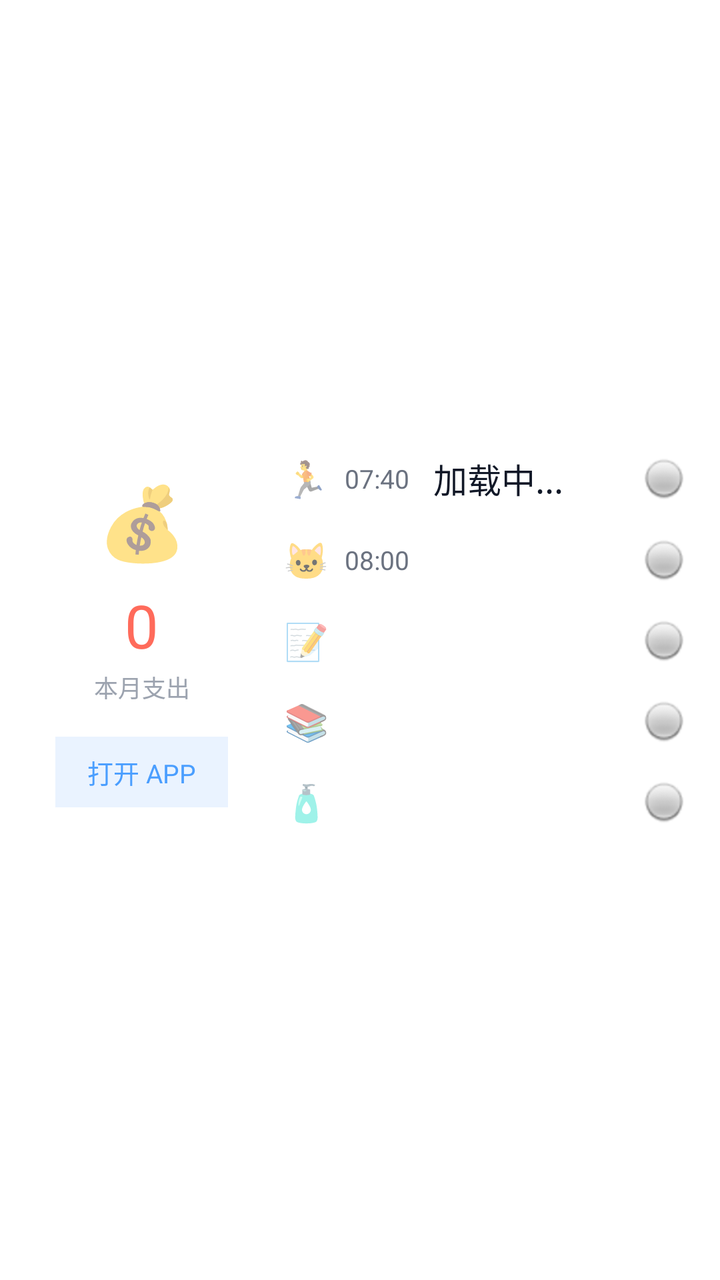
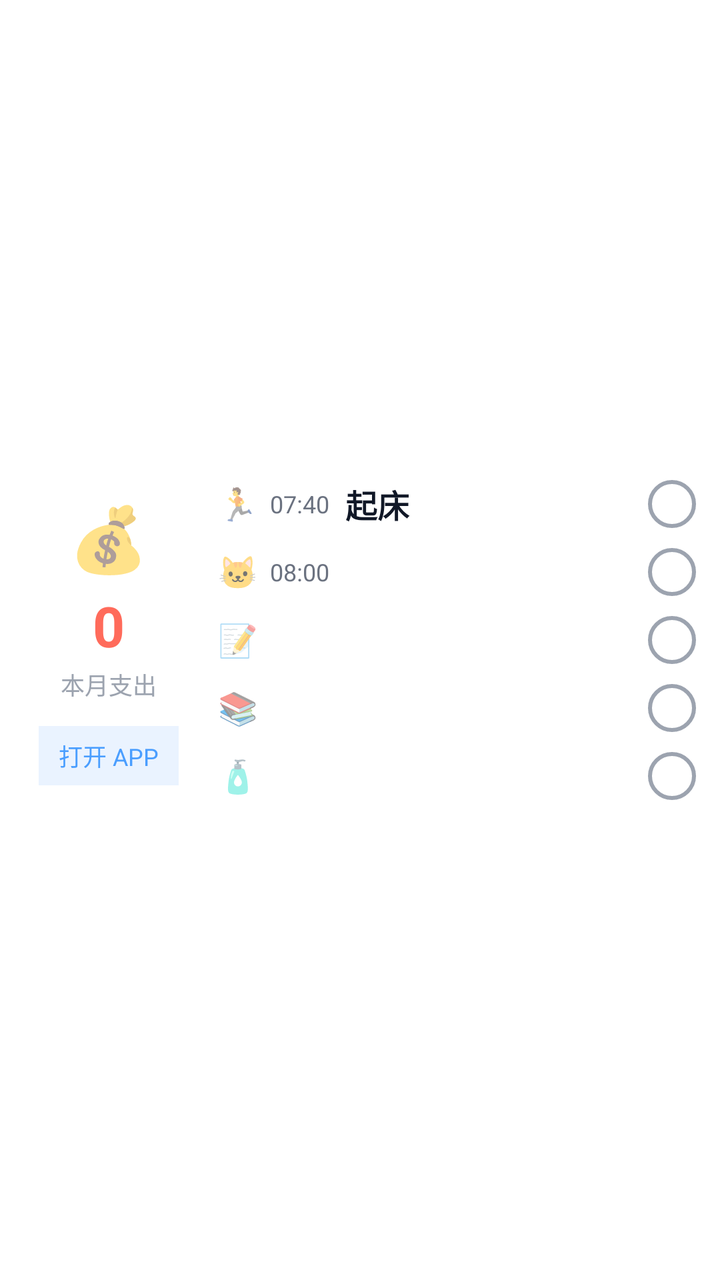

The first picture is an Android layout as it rendered before a commit; the second is the same layout after the commit. The layout source and the unified diff follow.
<!-- AndroidManifest.xml: application theme Theme.AppCompat.Light.NoActionBar -->
<!-- res/layout/widget_health_card.xml -->
<?xml version="1.0" encoding="utf-8"?>
<LinearLayout xmlns:android="http://schemas.android.com/apk/res/android"
    android:layout_width="match_parent"
    android:layout_height="match_parent"
    android:background="#FFFFFF"
    android:padding="16dp"
    android:orientation="horizontal">

    
    <LinearLayout
        android:layout_width="110dp"
        android:layout_height="match_parent"
        android:orientation="vertical"
        android:gravity="center">
        
        <TextView
            android:layout_width="wrap_content"
            android:layout_height="wrap_content"
            android:text="💰"
            android:textSize="36sp" />
            
        
        <TextView
            android:id="@+id/widget_expense"
            android:layout_width="wrap_content"
            android:layout_height="wrap_content"
            android:layout_marginTop="8dp"
            android:text="0"
            android:textColor="#FF6B5B"
            android:textSize="30sp" />

        <TextView
            android:layout_width="wrap_content"
            android:layout_height="wrap_content"
            android:layout_marginTop="2dp"
            android:text="本月支出"
            android:textColor="#9CA3AF"
            android:textSize="12sp" />

        <TextView
            android:id="@+id/widget_btn_open_app"
            android:layout_width="wrap_content"
            android:layout_height="wrap_content"
            android:layout_marginTop="16dp"
            android:text="打开 APP"
            android:background="#EAF3FF"
            android:paddingLeft="16dp"
            android:paddingRight="16dp"
            android:paddingTop="8dp"
            android:paddingBottom="8dp"
            android:textColor="#4A9EFF"
            android:textSize="13sp" />
    </LinearLayout>

    
    <LinearLayout
        android:layout_width="0dp"
        android:layout_weight="1"
        android:layout_height="match_parent"
        android:layout_marginLeft="16dp"
        android:orientation="vertical"
        android:gravity="center_vertical">

        
        <LinearLayout android:id="@+id/widget_item_1_layout" android:layout_width="match_parent" android:layout_height="wrap_content" android:orientation="horizontal" android:gravity="center_vertical" android:paddingTop="8dp" android:paddingBottom="8dp">
            <TextView android:id="@+id/widget_item_1_icon" android:layout_width="wrap_content" android:layout_height="wrap_content" android:text="🏃" android:textSize="18sp" android:layout_marginEnd="8dp" />
            <TextView android:id="@+id/widget_item_1_time" android:layout_width="wrap_content" android:layout_height="wrap_content" android:text="07:40" android:textColor="#6B7280" android:textSize="13sp" android:layout_marginEnd="12dp" />
            <TextView android:id="@+id/widget_item_1_text" android:layout_width="0dp" android:layout_weight="1" android:layout_height="wrap_content" android:text="加载中..." android:textColor="#111827" android:textSize="17sp" android:maxLines="1" android:ellipsize="end" />
            
            <ImageView android:id="@+id/widget_item_1_check" android:layout_width="24dp" android:layout_height="24dp" android:src="@android:drawable/radiobutton_off_background" />
        </LinearLayout>

        
        <LinearLayout android:id="@+id/widget_item_2_layout" android:layout_width="match_parent" android:layout_height="wrap_content" android:orientation="horizontal" android:gravity="center_vertical" android:paddingTop="8dp" android:paddingBottom="8dp">
            <TextView android:id="@+id/widget_item_2_icon" android:layout_width="wrap_content" android:layout_height="wrap_content" android:text="🐱" android:textSize="18sp" android:layout_marginEnd="8dp" />
            <TextView android:id="@+id/widget_item_2_time" android:layout_width="wrap_content" android:layout_height="wrap_content" android:text="08:00" android:textColor="#6B7280" android:textSize="13sp" android:layout_marginEnd="12dp" />
            <TextView android:id="@+id/widget_item_2_text" android:layout_width="0dp" android:layout_weight="1" android:layout_height="wrap_content" android:text="" android:textColor="#111827" android:textSize="17sp" android:maxLines="1" android:ellipsize="end" />
            <ImageView android:id="@+id/widget_item_2_check" android:layout_width="24dp" android:layout_height="24dp" android:src="@android:drawable/radiobutton_off_background" />
        </LinearLayout>

        
        <LinearLayout android:id="@+id/widget_item_3_layout" android:layout_width="match_parent" android:layout_height="wrap_content" android:orientation="horizontal" android:gravity="center_vertical" android:paddingTop="8dp" android:paddingBottom="8dp">
            <TextView android:id="@+id/widget_item_3_icon" android:layout_width="wrap_content" android:layout_height="wrap_content" android:text="📝" android:textSize="18sp" android:layout_marginEnd="8dp" />
            <TextView android:id="@+id/widget_item_3_time" android:layout_width="wrap_content" android:layout_height="wrap_content" android:text="" android:textColor="#6B7280" android:textSize="13sp" android:layout_marginEnd="12dp" />
            <TextView android:id="@+id/widget_item_3_text" android:layout_width="0dp" android:layout_weight="1" android:layout_height="wrap_content" android:text="" android:textColor="#111827" android:textSize="17sp" android:maxLines="1" android:ellipsize="end" />
            <ImageView android:id="@+id/widget_item_3_check" android:layout_width="24dp" android:layout_height="24dp" android:src="@android:drawable/radiobutton_off_background" />
        </LinearLayout>

        
        <LinearLayout android:id="@+id/widget_item_4_layout" android:layout_width="match_parent" android:layout_height="wrap_content" android:orientation="horizontal" android:gravity="center_vertical" android:paddingTop="8dp" android:paddingBottom="8dp">
            <TextView android:id="@+id/widget_item_4_icon" android:layout_width="wrap_content" android:layout_height="wrap_content" android:text="📚" android:textSize="18sp" android:layout_marginEnd="8dp" />
            <TextView android:id="@+id/widget_item_4_time" android:layout_width="wrap_content" android:layout_height="wrap_content" android:text="" android:textColor="#6B7280" android:textSize="13sp" android:layout_marginEnd="12dp" />
            <TextView android:id="@+id/widget_item_4_text" android:layout_width="0dp" android:layout_weight="1" android:layout_height="wrap_content" android:text="" android:textColor="#111827" android:textSize="17sp" android:maxLines="1" android:ellipsize="end" />
            <ImageView android:id="@+id/widget_item_4_check" android:layout_width="24dp" android:layout_height="24dp" android:src="@android:drawable/radiobutton_off_background" />
        </LinearLayout>

        
        <LinearLayout android:id="@+id/widget_item_5_layout" android:layout_width="match_parent" android:layout_height="wrap_content" android:orientation="horizontal" android:gravity="center_vertical" android:paddingTop="8dp" android:paddingBottom="8dp">
            <TextView android:id="@+id/widget_item_5_icon" android:layout_width="wrap_content" android:layout_height="wrap_content" android:text="🧴" android:textSize="18sp" android:layout_marginEnd="8dp" />
            <TextView android:id="@+id/widget_item_5_time" android:layout_width="wrap_content" android:layout_height="wrap_content" android:text="" android:textColor="#6B7280" android:textSize="13sp" android:layout_marginEnd="12dp" />
            <TextView android:id="@+id/widget_item_5_text" android:layout_width="0dp" android:layout_weight="1" android:layout_height="wrap_content" android:text="" android:textColor="#111827" android:textSize="17sp" android:maxLines="1" android:ellipsize="end" />
            <ImageView android:id="@+id/widget_item_5_check" android:layout_width="24dp" android:layout_height="24dp" android:src="@android:drawable/radiobutton_off_background" />
        </LinearLayout>
    </LinearLayout>
</LinearLayout>
<!-- resources referenced by this layout -->
<resources>

</resources>

<!-- the commit's change to res/layout/widget_health_card.xml (unified diff, before → after) -->
@@ -3,12 +3,12 @@
     android:layout_width="match_parent"
     android:layout_height="match_parent"
     android:background="#FFFFFF"
-    android:padding="16dp"
+    android:padding="12dp"
     android:orientation="horizontal">
 
     
     <LinearLayout
-        android:layout_width="110dp"
+        android:layout_width="85dp"
         android:layout_height="match_parent"
         android:orientation="vertical"
         android:gravity="center">
@@ -17,17 +17,17 @@
             android:layout_width="wrap_content"
             android:layout_height="wrap_content"
             android:text="💰"
-            android:textSize="36sp" />
+            android:textSize="32sp" />
             
-        
         <TextView
             android:id="@+id/widget_expense"
             android:layout_width="wrap_content"
             android:layout_height="wrap_content"
-            android:layout_marginTop="8dp"
+            android:layout_marginTop="4dp"
             android:text="0"
             android:textColor="#FF6B5B"
-            android:textSize="30sp" />
+            android:textSize="28sp"
+            android:textStyle="bold" />
 
         <TextView
             android:layout_width="wrap_content"
@@ -41,15 +41,15 @@
             android:id="@+id/widget_btn_open_app"
             android:layout_width="wrap_content"
             android:layout_height="wrap_content"
-            android:layout_marginTop="16dp"
+            android:layout_marginTop="12dp"
             android:text="打开 APP"
             android:background="#EAF3FF"
-            android:paddingLeft="16dp"
-            android:paddingRight="16dp"
-            android:paddingTop="8dp"
-            android:paddingBottom="8dp"
+            android:paddingLeft="10dp"
+            android:paddingRight="10dp"
+            android:paddingTop="6dp"
+            android:paddingBottom="6dp"
             android:textColor="#4A9EFF"
-            android:textSize="13sp" />
+            android:textSize="12sp" />
     </LinearLayout>
 
     
@@ -57,49 +57,48 @@
         android:layout_width="0dp"
         android:layout_weight="1"
         android:layout_height="match_parent"
-        android:layout_marginLeft="16dp"
+        android:layout_marginLeft="12dp"
         android:orientation="vertical"
         android:gravity="center_vertical">
 
         
-        <LinearLayout android:id="@+id/widget_item_1_layout" android:layout_width="match_parent" android:layout_height="wrap_content" android:orientation="horizontal" android:gravity="center_vertical" android:paddingTop="8dp" android:paddingBottom="8dp">
-            <TextView android:id="@+id/widget_item_1_icon" android:layout_width="wrap_content" android:layout_height="wrap_content" android:text="🏃" android:textSize="18sp" android:layout_marginEnd="8dp" />
-            <TextView android:id="@+id/widget_item_1_time" android:layout_width="wrap_content" android:layout_height="wrap_content" android:text="07:40" android:textColor="#6B7280" android:textSize="13sp" android:layout_marginEnd="12dp" />
-            <TextView android:id="@+id/widget_item_1_text" android:layout_width="0dp" android:layout_weight="1" android:layout_height="wrap_content" android:text="加载中..." android:textColor="#111827" android:textSize="17sp" android:maxLines="1" android:ellipsize="end" />
-            
-            <ImageView android:id="@+id/widget_item_1_check" android:layout_width="24dp" android:layout_height="24dp" android:src="@android:drawable/radiobutton_off_background" />
+        <LinearLayout android:id="@+id/widget_item_1_layout" android:layout_width="match_parent" android:layout_height="wrap_content" android:orientation="horizontal" android:gravity="center_vertical" android:paddingTop="5dp" android:paddingBottom="5dp">
+            <TextView android:id="@+id/widget_item_1_icon" android:layout_width="wrap_content" android:layout_height="wrap_content" android:text="🏃" android:textSize="16sp" android:layout_marginRight="6dp" />
+            <TextView android:id="@+id/widget_item_1_time" android:layout_width="wrap_content" android:layout_height="wrap_content" android:text="07:40" android:textColor="#6B7280" android:textSize="12sp" android:layout_marginRight="8dp" />
+            <TextView android:id="@+id/widget_item_1_text" android:layout_width="0dp" android:layout_weight="1" android:layout_height="wrap_content" android:text="起床" android:textColor="#111827" android:textSize="16sp" android:textStyle="bold" android:maxLines="1" android:ellipsize="end" />
+            <ImageView android:id="@+id/widget_item_1_check" android:layout_width="24dp" android:layout_height="24dp" android:src="@drawable/widget_checkbox_bg" />
         </LinearLayout>
 
         
-        <LinearLayout android:id="@+id/widget_item_2_layout" android:layout_width="match_parent" android:layout_height="wrap_content" android:orientation="horizontal" android:gravity="center_vertical" android:paddingTop="8dp" android:paddingBottom="8dp">
-            <TextView android:id="@+id/widget_item_2_icon" android:layout_width="wrap_content" android:layout_height="wrap_content" android:text="🐱" android:textSize="18sp" android:layout_marginEnd="8dp" />
-            <TextView android:id="@+id/widget_item_2_time" android:layout_width="wrap_content" android:layout_height="wrap_content" android:text="08:00" android:textColor="#6B7280" android:textSize="13sp" android:layout_marginEnd="12dp" />
-            <TextView android:id="@+id/widget_item_2_text" android:layout_width="0dp" android:layout_weight="1" android:layout_height="wrap_content" android:text="" android:textColor="#111827" android:textSize="17sp" android:maxLines="1" android:ellipsize="end" />
-            <ImageView android:id="@+id/widget_item_2_check" android:layout_width="24dp" android:layout_height="24dp" android:src="@android:drawable/radiobutton_off_background" />
+        <LinearLayout android:id="@+id/widget_item_2_layout" android:layout_width="match_parent" android:layout_height="wrap_content" android:orientation="horizontal" android:gravity="center_vertical" android:paddingTop="5dp" android:paddingBottom="5dp">
+            <TextView android:id="@+id/widget_item_2_icon" android:layout_width="wrap_content" android:layout_height="wrap_content" android:text="🐱" android:textSize="16sp" android:layout_marginRight="6dp" />
+            <TextView android:id="@+id/widget_item_2_time" android:layout_width="wrap_content" android:layout_height="wrap_content" android:text="08:00" android:textColor="#6B7280" android:textSize="12sp" android:layout_marginRight="8dp" />
+            <TextView android:id="@+id/widget_item_2_text" android:layout_width="0dp" android:layout_weight="1" android:layout_height="wrap_content" android:text="" android:textColor="#111827" android:textSize="16sp" android:textStyle="bold" android:maxLines="1" android:ellipsize="end" />
+            <ImageView android:id="@+id/widget_item_2_check" android:layout_width="24dp" android:layout_height="24dp" android:src="@drawable/widget_checkbox_bg" />
         </LinearLayout>
 
         
-        <LinearLayout android:id="@+id/widget_item_3_layout" android:layout_width="match_parent" android:layout_height="wrap_content" android:orientation="horizontal" android:gravity="center_vertical" android:paddingTop="8dp" android:paddingBottom="8dp">
-            <TextView android:id="@+id/widget_item_3_icon" android:layout_width="wrap_content" android:layout_height="wrap_content" android:text="📝" android:textSize="18sp" android:layout_marginEnd="8dp" />
-            <TextView android:id="@+id/widget_item_3_time" android:layout_width="wrap_content" android:layout_height="wrap_content" android:text="" android:textColor="#6B7280" android:textSize="13sp" android:layout_marginEnd="12dp" />
-            <TextView android:id="@+id/widget_item_3_text" android:layout_width="0dp" android:layout_weight="1" android:layout_height="wrap_content" android:text="" android:textColor="#111827" android:textSize="17sp" android:maxLines="1" android:ellipsize="end" />
-            <ImageView android:id="@+id/widget_item_3_check" android:layout_width="24dp" android:layout_height="24dp" android:src="@android:drawable/radiobutton_off_background" />
+        <LinearLayout android:id="@+id/widget_item_3_layout" android:layout_width="match_parent" android:layout_height="wrap_content" android:orientation="horizontal" android:gravity="center_vertical" android:paddingTop="5dp" android:paddingBottom="5dp">
+            <TextView android:id="@+id/widget_item_3_icon" android:layout_width="wrap_content" android:layout_height="wrap_content" android:text="📝" android:textSize="16sp" android:layout_marginRight="6dp" />
+            <TextView android:id="@+id/widget_item_3_time" android:layout_width="wrap_content" android:layout_height="wrap_content" android:text="" android:textColor="#6B7280" android:textSize="12sp" android:layout_marginRight="8dp" />
+            <TextView android:id="@+id/widget_item_3_text" android:layout_width="0dp" android:layout_weight="1" android:layout_height="wrap_content" android:text="" android:textColor="#111827" android:textSize="16sp" android:textStyle="bold" android:maxLines="1" android:ellipsize="end" />
+            <ImageView android:id="@+id/widget_item_3_check" android:layout_width="24dp" android:layout_height="24dp" android:src="@drawable/widget_checkbox_bg" />
         </LinearLayout>
 
         
-        <LinearLayout android:id="@+id/widget_item_4_layout" android:layout_width="match_parent" android:layout_height="wrap_content" android:orientation="horizontal" android:gravity="center_vertical" android:paddingTop="8dp" android:paddingBottom="8dp">
-            <TextView android:id="@+id/widget_item_4_icon" android:layout_width="wrap_content" android:layout_height="wrap_content" android:text="📚" android:textSize="18sp" android:layout_marginEnd="8dp" />
-            <TextView android:id="@+id/widget_item_4_time" android:layout_width="wrap_content" android:layout_height="wrap_content" android:text="" android:textColor="#6B7280" android:textSize="13sp" android:layout_marginEnd="12dp" />
-            <TextView android:id="@+id/widget_item_4_text" android:layout_width="0dp" android:layout_weight="1" android:layout_height="wrap_content" android:text="" android:textColor="#111827" android:textSize="17sp" android:maxLines="1" android:ellipsize="end" />
-            <ImageView android:id="@+id/widget_item_4_check" android:layout_width="24dp" android:layout_height="24dp" android:src="@android:drawable/radiobutton_off_background" />
+        <LinearLayout android:id="@+id/widget_item_4_layout" android:layout_width="match_parent" android:layout_height="wrap_content" android:orientation="horizontal" android:gravity="center_vertical" android:paddingTop="5dp" android:paddingBottom="5dp">
+            <TextView android:id="@+id/widget_item_4_icon" android:layout_width="wrap_content" android:layout_height="wrap_content" android:text="📚" android:textSize="16sp" android:layout_marginRight="6dp" />
+            <TextView android:id="@+id/widget_item_4_time" android:layout_width="wrap_content" android:layout_height="wrap_content" android:text="" android:textColor="#6B7280" android:textSize="12sp" android:layout_marginRight="8dp" />
+            <TextView android:id="@+id/widget_item_4_text" android:layout_width="0dp" android:layout_weight="1" android:layout_height="wrap_content" android:text="" android:textColor="#111827" android:textSize="16sp" android:textStyle="bold" android:maxLines="1" android:ellipsize="end" />
+            <ImageView android:id="@+id/widget_item_4_check" android:layout_width="24dp" android:layout_height="24dp" android:src="@drawable/widget_checkbox_bg" />
         </LinearLayout>
 
         
-        <LinearLayout android:id="@+id/widget_item_5_layout" android:layout_width="match_parent" android:layout_height="wrap_content" android:orientation="horizontal" android:gravity="center_vertical" android:paddingTop="8dp" android:paddingBottom="8dp">
-            <TextView android:id="@+id/widget_item_5_icon" android:layout_width="wrap_content" android:layout_height="wrap_content" android:text="🧴" android:textSize="18sp" android:layout_marginEnd="8dp" />
-            <TextView android:id="@+id/widget_item_5_time" android:layout_width="wrap_content" android:layout_height="wrap_content" android:text="" android:textColor="#6B7280" android:textSize="13sp" android:layout_marginEnd="12dp" />
-            <TextView android:id="@+id/widget_item_5_text" android:layout_width="0dp" android:layout_weight="1" android:layout_height="wrap_content" android:text="" android:textColor="#111827" android:textSize="17sp" android:maxLines="1" android:ellipsize="end" />
-            <ImageView android:id="@+id/widget_item_5_check" android:layout_width="24dp" android:layout_height="24dp" android:src="@android:drawable/radiobutton_off_background" />
+        <LinearLayout android:id="@+id/widget_item_5_layout" android:layout_width="match_parent" android:layout_height="wrap_content" android:orientation="horizontal" android:gravity="center_vertical" android:paddingTop="5dp" android:paddingBottom="5dp">
+            <TextView android:id="@+id/widget_item_5_icon" android:layout_width="wrap_content" android:layout_height="wrap_content" android:text="🧴" android:textSize="16sp" android:layout_marginRight="6dp" />
+            <TextView android:id="@+id/widget_item_5_time" android:layout_width="wrap_content" android:layout_height="wrap_content" android:text="" android:textColor="#6B7280" android:textSize="12sp" android:layout_marginRight="8dp" />
+            <TextView android:id="@+id/widget_item_5_text" android:layout_width="0dp" android:layout_weight="1" android:layout_height="wrap_content" android:text="" android:textColor="#111827" android:textSize="16sp" android:textStyle="bold" android:maxLines="1" android:ellipsize="end" />
+            <ImageView android:id="@+id/widget_item_5_check" android:layout_width="24dp" android:layout_height="24dp" android:src="@drawable/widget_checkbox_bg" />
         </LinearLayout>
     </LinearLayout>
 </LinearLayout>
<!-- resource entries referenced after the edit -->
@@ -1,5 +1,12 @@
 <!-- resources referenced by this layout -->
 <resources>
-
+  <!-- drawable widget_checkbox_bg (drawable) -->
+  <?xml version="1.0" encoding="utf-8"?>
+  <shape xmlns:android="http://schemas.android.com/apk/res/android"
+      android:shape="oval">
+      
+      <stroke android:width="2dp" android:color="#9CA3AF" />
+      <solid android:color="#00000000" />
+  </shape>
 </resources>
 
